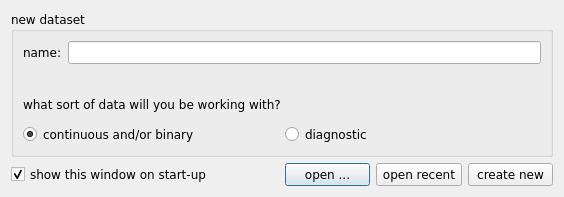
bwallace/OpenMeta-analyst-, file start_up.ui: the form before one commit.
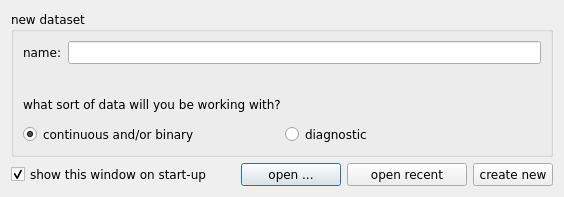
The form after the commit. Icons and pictures are not drawn.

```diff
--- a/start_up.ui
+++ b/start_up.ui
@@ -117,6 +117,12 @@
       <layout class="QHBoxLayout" name="horizontalLayout">
        <item>
         <widget class="QPushButton" name="open_btn">
+         <property name="minimumSize">
+          <size>
+           <width>100</width>
+           <height>0</height>
+          </size>
+         </property>
          <property name="text">
           <string>open ...</string>
          </property>
@@ -128,6 +134,12 @@
        </item>
        <item>
         <widget class="QPushButton" name="open_recent_btn">
+         <property name="minimumSize">
+          <size>
+           <width>120</width>
+           <height>0</height>
+          </size>
+         </property>
          <property name="font">
           <font>
            <family>Verdana</family>
```
